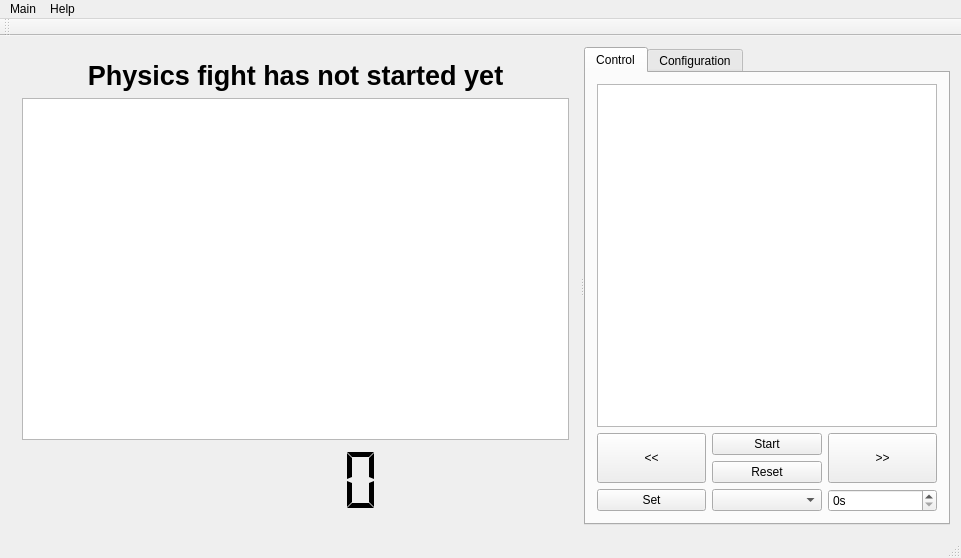
Above: mainwindow.ui from drogenlied/QIYPTClock before the change. Below: the same form after it.
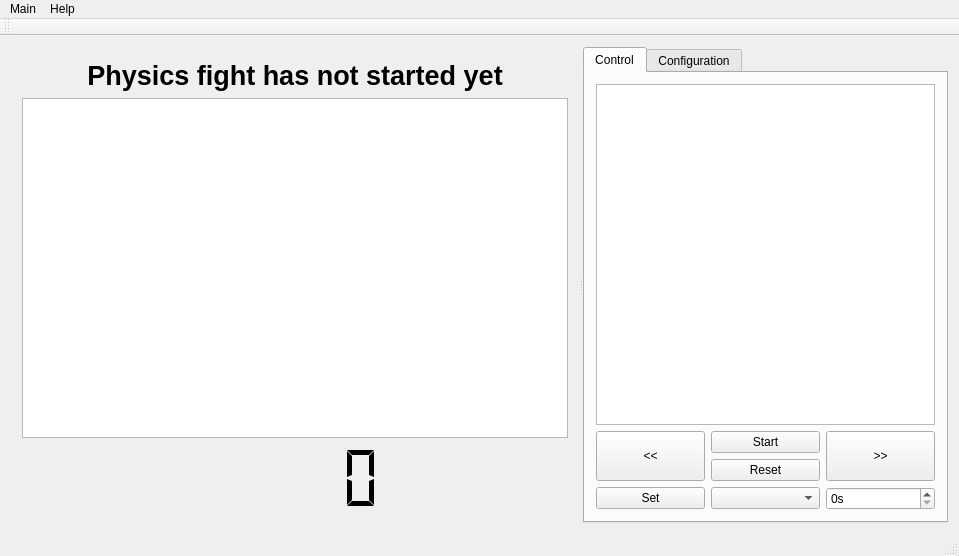
That is the form after the change. Custom widgets are drawn as their Qt base class.

Commit message: Implement About dialog, it is now sort of usable and can be shown from the Help menu.

```diff
--- a/mainwindow.ui
+++ b/mainwindow.ui
@@ -6,8 +6,8 @@
    <rect>
     <x>0</x>
     <y>0</y>
-    <width>961</width>
-    <height>558</height>
+    <width>959</width>
+    <height>556</height>
    </rect>
   </property>
   <property name="windowTitle">
@@ -20,7 +20,7 @@
       <property name="orientation">
        <enum>Qt::Horizontal</enum>
       </property>
-      <widget class="QWidget" name="">
+      <widget class="QWidget" name="layoutWidget">
        <layout class="QVBoxLayout" name="verticalLayout_2">
         <item>
          <widget class="QLabel" name="stageLabel">
@@ -361,8 +361,8 @@
     <rect>
      <x>0</x>
      <y>0</y>
-     <width>961</width>
-     <height>21</height>
+     <width>959</width>
+     <height>22</height>
     </rect>
    </property>
    <widget class="QMenu" name="menuMain">
```
The commit also changes 6 other files.
